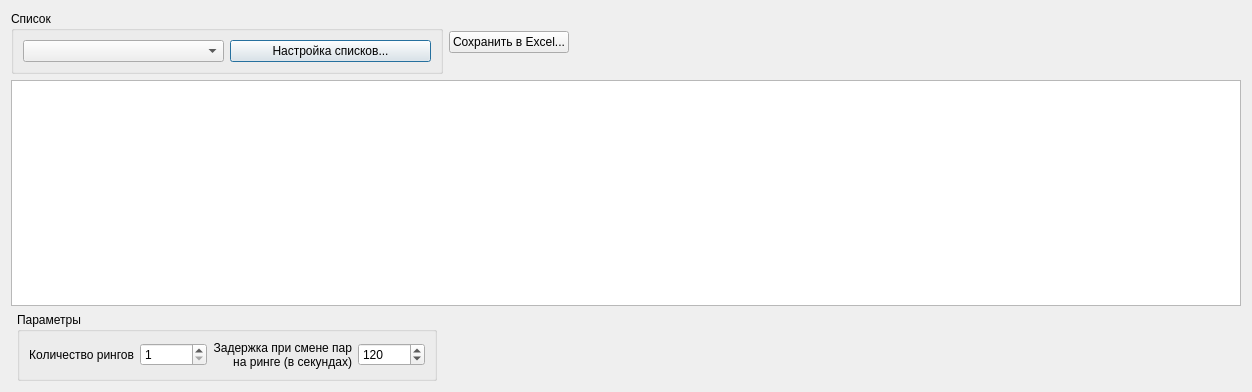
Old version of the form TournamentManager/dialogschedule.ui in the repository BarsukAlexey/xelarogi.
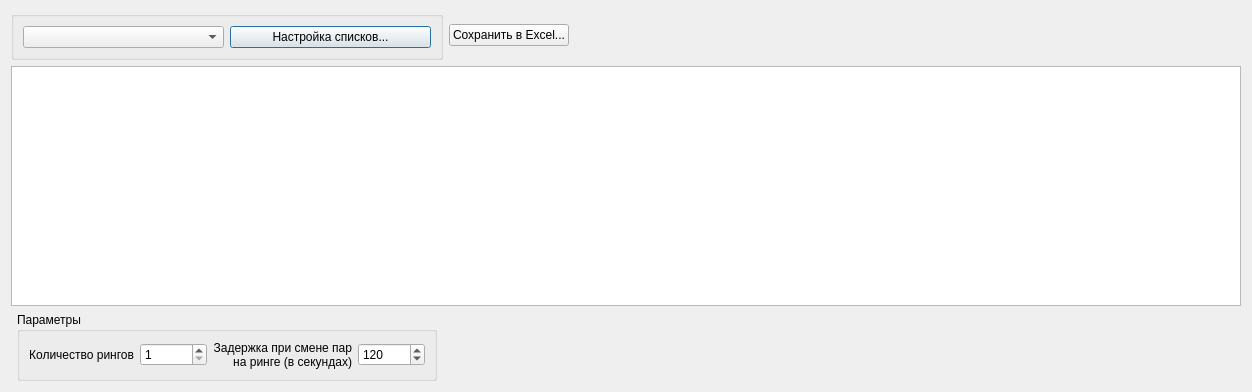
New version of the form.

```diff
--- a/TournamentManager/dialogschedule.ui
+++ b/TournamentManager/dialogschedule.ui
@@ -69,7 +69,7 @@
    <item row="0" column="0" colspan="3">
     <widget class="QGroupBox" name="groupBox">
      <property name="title">
-      <string>Список</string>
+      <string/>
      </property>
      <layout class="QHBoxLayout" name="horizontalLayout">
       <item>
```
Left out of the diff: 2 changed lines with no effect on the pictures.
